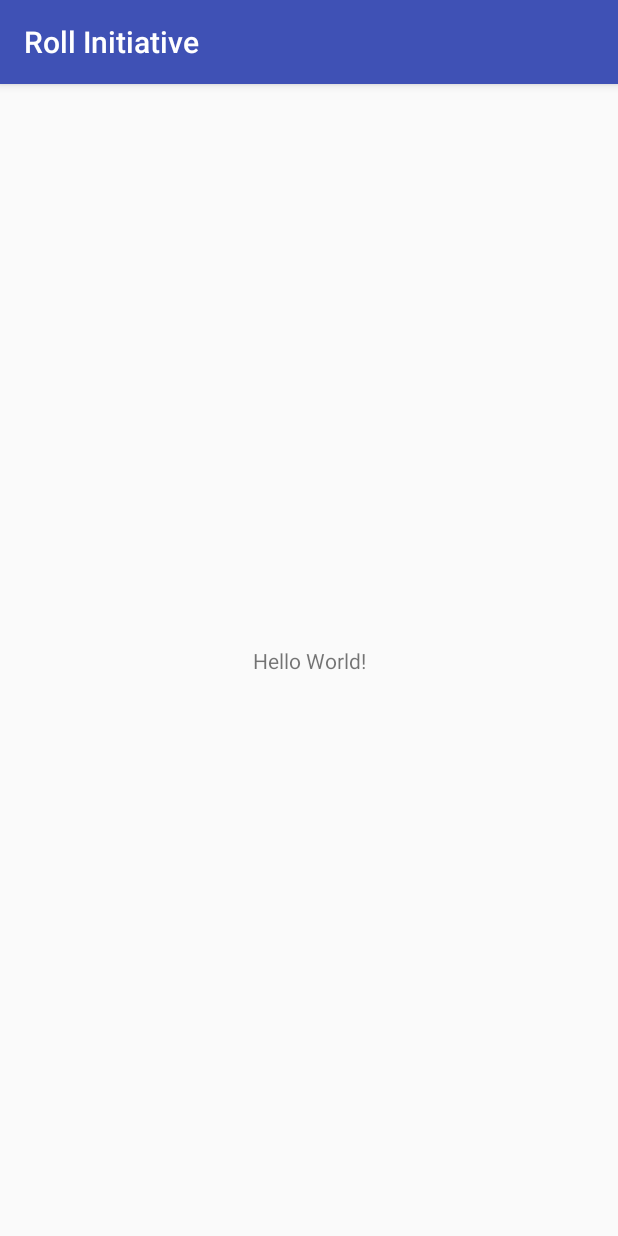
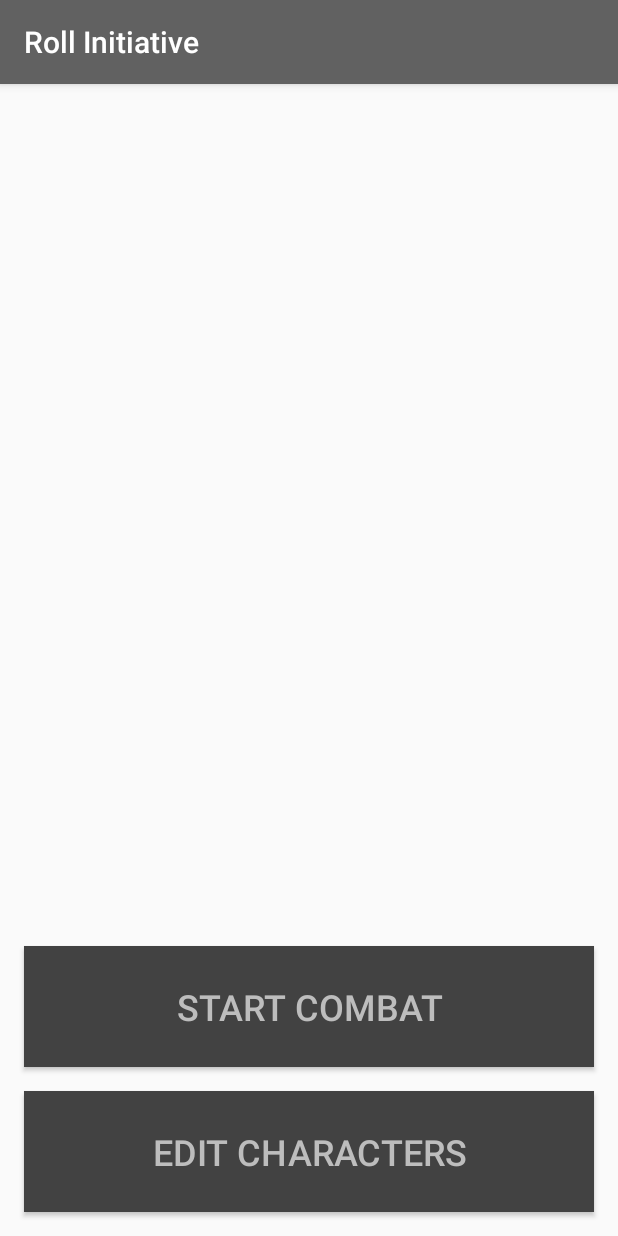
Before and after one commit to chowes/improved-initiative, an Android app: the screen it shows after launch (MainActivity), on a phone screen of 412 x 824 dp. Run offline under Robolectric (Android 15) with nearby library versions, the phone set to English and light mode, and no system bars.

Commit message:
Draft of main activity screen

```diff
--- a/app/src/main/res/layout/activity_main.xml
+++ b/app/src/main/res/layout/activity_main.xml
@@ -6,13 +6,50 @@
     android:layout_height="match_parent"
     tools:context="me.colinhowes.rollinitiative.MainActivity">
 
-    <TextView
+    <ImageView
+        android:id="@+id/logo_text"
         android:layout_width="wrap_content"
         android:layout_height="wrap_content"
-        android:text="Hello World!"
-        app:layout_constraintBottom_toBottomOf="parent"
-        app:layout_constraintLeft_toLeftOf="parent"
-        app:layout_constraintRight_toRightOf="parent"
+        android:paddingLeft="16dp"
+        android:paddingRight="16dp"
+        app:srcCompat="@drawable/logo_text"
+        app:layout_constraintLeft_toRightOf="parent"
         app:layout_constraintTop_toTopOf="parent" />
 
+    <Button
+        android:id="@+id/combat_button"
+        android:background="@color/colorPrimaryDark"
+        android:layout_width="0dp"
+        android:layout_height="wrap_content"
+        android:layout_marginLeft="16dp"
+        android:padding="24dp"
+        android:layout_marginRight="16dp"
+        android:layout_marginBottom="16dp"
+        app:layout_constraintRight_toRightOf="parent"
+        app:layout_constraintLeft_toLeftOf="parent"
+        app:layout_constraintBottom_toTopOf="@+id/edit_button"
+        android:text="@string/start_combat"
+        android:textSize="24sp"
+        android:textColor="@color/colorPrimaryLight"
+        android:layout_marginStart="16dp"
+        android:layout_marginEnd="16dp" />
+
+    <Button
+        android:id="@+id/edit_button"
+        android:background="@color/colorPrimaryDark"
+        android:layout_width="0dp"
+        android:layout_height="wrap_content"
+        android:layout_marginLeft="16dp"
+        android:padding="24dp"
+        android:layout_marginRight="16dp"
+        android:layout_marginBottom="16dp"
+        app:layout_constraintRight_toRightOf="parent"
+        app:layout_constraintLeft_toLeftOf="parent"
+        app:layout_constraintBottom_toBottomOf="parent"
+        android:text="@string/edit_characters"
+        android:textSize="24sp"
+        android:textColor="@color/colorPrimaryLight"
+        android:layout_marginStart="16dp"
+        android:layout_marginEnd="16dp" />
+
 </android.support.constraint.ConstraintLayout>
--- a/app/src/main/res/values/colors.xml
+++ b/app/src/main/res/values/colors.xml
@@ -1,6 +1,7 @@
 <?xml version="1.0" encoding="utf-8"?>
 <resources>
-    <color name="colorPrimary">#3F51B5</color>
-    <color name="colorPrimaryDark">#303F9F</color>
-    <color name="colorAccent">#FF4081</color>
+    <color name="colorPrimary">#616161</color>
+    <color name="colorPrimaryLight">#BDBDBD</color>
+    <color name="colorPrimaryDark">#424242</color>
+    <color name="colorAccent">#C62828</color>
 </resources>
--- a/app/src/main/res/values/strings.xml
+++ b/app/src/main/res/values/strings.xml
@@ -1,3 +1,7 @@
 <resources>
     <string name="app_name">Roll Initiative</string>
+
+    <string name="start_combat">Start Combat</string>
+    <string name="edit_characters">Edit Characters</string>
+
 </resources>
```
Also changed, not shown: app/src/main/res/drawable/edit.png (added), app/src/main/res/drawable/logo_text.png (added).
